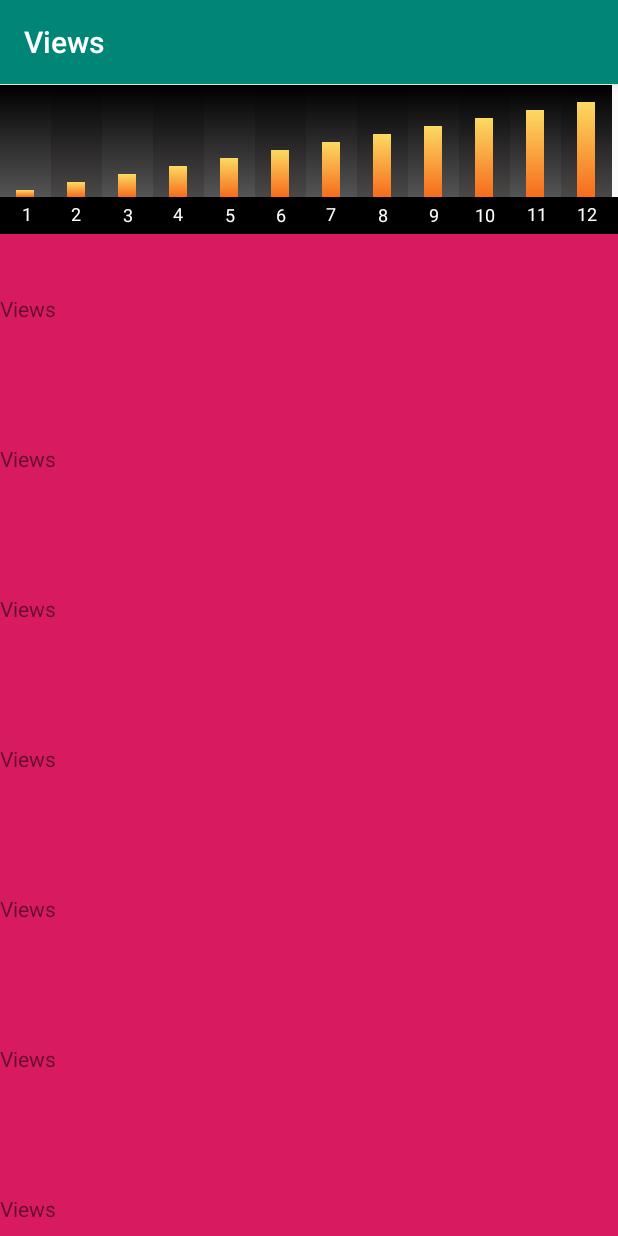
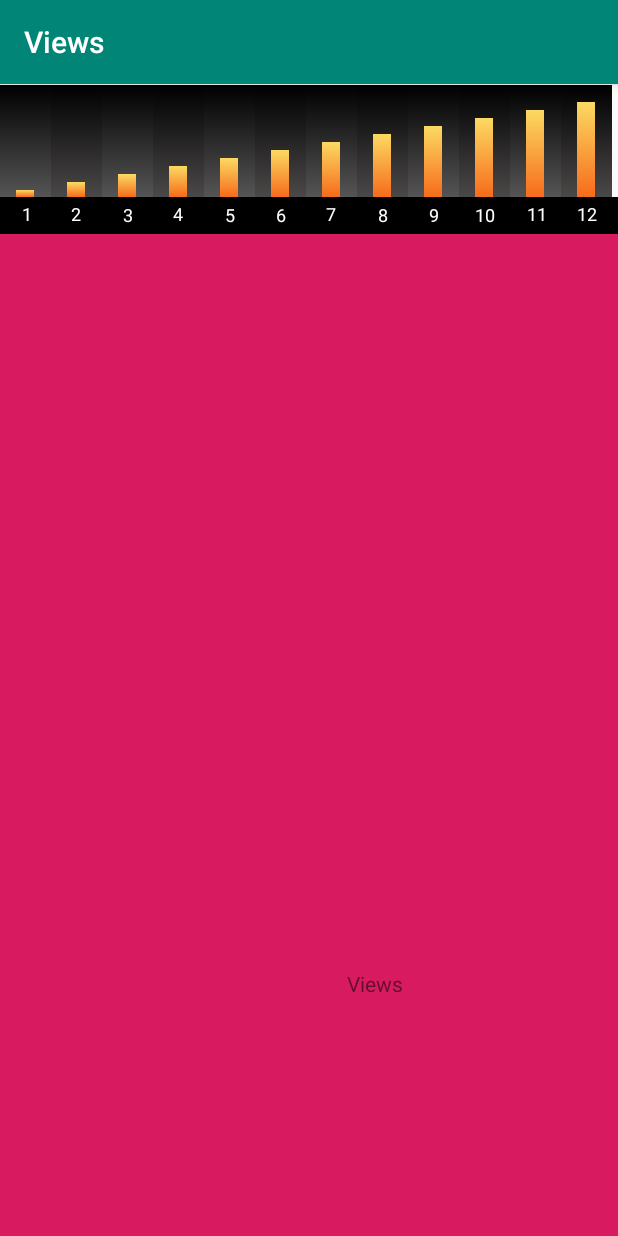
Before and after one commit to Tans5/MyViews, an Android app: the screen it shows after launch (MainActivity), on a phone screen of 412 x 824 dp. Run offline under Robolectric (Android 15) with nearby library versions, the phone set to English and light mode, and no system bars.

Commit message:
Modify GestureDetector.kt

```diff
--- a/app/src/main/res/layout/activity_main.xml
+++ b/app/src/main/res/layout/activity_main.xml
@@ -19,73 +19,12 @@
         android:layout_width="match_parent"
         android:layout_height="match_parent">
 
-        <LinearLayout
-            android:layout_width="wrap_content"
-            android:layout_height="wrap_content"
-            android:orientation="vertical"
-            android:background="@color/colorAccent">
-
-            <TextView
-                android:layout_width="500dp"
-                android:layout_height="100dp"
-                android:gravity="center_vertical"
-                android:text="@string/app_name"/>
-
-            <TextView
-                android:layout_width="500dp"
-                android:layout_height="100dp"
-                android:gravity="center_vertical"
-                android:text="@string/app_name"/>
-
-            <TextView
-                android:layout_width="500dp"
-                android:layout_height="100dp"
-                android:gravity="center_vertical"
-                android:text="@string/app_name"/>
-
-            <TextView
-                android:layout_width="500dp"
-                android:layout_height="100dp"
-                android:gravity="center_vertical"
-                android:text="@string/app_name"/>
-
-            <TextView
-                android:layout_width="500dp"
-                android:layout_height="100dp"
-                android:gravity="center_vertical"
-                android:text="@string/app_name"/>
-
-            <TextView
-                android:layout_width="500dp"
-                android:layout_height="100dp"
-                android:gravity="center_vertical"
-                android:text="@string/app_name"/>
-
-            <TextView
-                android:layout_width="500dp"
-                android:layout_height="100dp"
-                android:gravity="center_vertical"
-                android:text="@string/app_name"/>
-
-            <TextView
-                android:layout_width="500dp"
-                android:layout_height="100dp"
-                android:gravity="center_vertical"
-                android:text="@string/app_name"/>
-
-            <TextView
-                android:layout_width="500dp"
-                android:layout_height="100dp"
-                android:gravity="center_vertical"
-                android:text="@string/app_name"/>
-
-            <TextView
-                android:layout_width="500dp"
-                android:layout_height="100dp"
-                android:gravity="center_vertical"
-                android:text="@string/app_name"/>
-
-        </LinearLayout>
+        <TextView
+            android:layout_width="500dp"
+            android:layout_height="1000dp"
+            android:background="@color/colorAccent"
+            android:gravity="center"
+            android:text="@string/app_name" />
 
     </com.tans.views.FreeScrollView>
 
--- a/views/src/main/java/com/tans/views/FreeScrollView.kt
+++ b/views/src/main/java/com/tans/views/FreeScrollView.kt
@@ -2,6 +2,7 @@ package com.tans.views
 
 import android.annotation.SuppressLint
 import android.content.Context
+import android.os.Build
 import android.util.AttributeSet
 import android.view.MotionEvent
 import android.view.View
@@ -28,7 +29,7 @@ class FreeScrollView : FrameLayout {
     }
 
     private val flingListener: GestureFlingListener = { vX, vY ->
-        println("VX: $vX, VY: $vY")
+//        println("VX: $vX, VY: $vY")
 //        scroller.fling(
 //                scrollX, scrollY,
 //                vX.toInt(), vY.toInt(),
@@ -50,6 +51,11 @@ class FreeScrollView : FrameLayout {
     init {
         isClickable = true
         isFocusable = true
+//        if (Build.VERSION.SDK_INT >= Build.VERSION_CODES.M) {
+//            setOnScrollChangeListener { view, newX, newY, oldX, oldY ->
+//                println("NewX: $newX, NewY: $newY, OldX: $oldX, OldY: $oldY")
+//            }
+//        }
     }
 
     @SuppressLint("ClickableViewAccessibility")
@@ -102,8 +108,9 @@ class FreeScrollView : FrameLayout {
             parentHeightMeasureSpec: Int
     ) {
         if (child != null) {
-            val childWidthSpec = MeasureSpec.makeMeasureSpec(0, MeasureSpec.UNSPECIFIED)
-            val childHeightSpec = MeasureSpec.makeMeasureSpec(0, MeasureSpec.UNSPECIFIED)
+            val lp = child.layoutParams as MarginLayoutParams
+            val childWidthSpec = MeasureSpec.makeMeasureSpec(lp.width, MeasureSpec.UNSPECIFIED)
+            val childHeightSpec = MeasureSpec.makeMeasureSpec(lp.height, MeasureSpec.UNSPECIFIED)
             child.measure(childWidthSpec, childHeightSpec)
         }
     }
@@ -117,8 +124,8 @@ class FreeScrollView : FrameLayout {
     ) {
         if (child != null) {
             val lp = child.layoutParams as MarginLayoutParams
-            val childWidthSpec = MeasureSpec.makeMeasureSpec(lp.leftMargin + lp.bottomMargin, MeasureSpec.UNSPECIFIED)
-            val childHeightSpec = MeasureSpec.makeMeasureSpec(lp.leftMargin + lp.bottomMargin, MeasureSpec.UNSPECIFIED)
+            val childWidthSpec = MeasureSpec.makeMeasureSpec(lp.leftMargin + lp.bottomMargin + lp.width, MeasureSpec.EXACTLY)
+            val childHeightSpec = MeasureSpec.makeMeasureSpec(lp.leftMargin + lp.bottomMargin + lp.height, MeasureSpec.EXACTLY)
             child.measure(childWidthSpec, childHeightSpec)
         }
     }
@@ -154,6 +161,8 @@ class FreeScrollView : FrameLayout {
                 newScrollY
             }
         }
+
+        println("DX: $dX, scrolledX: $scrolledX, rangeX: $rangeX, dY: $dY, scrolledY: $scrolledY, rangeY: $rangeY, newFixedX: $newXFixed, newFixed: $newYFixed")
         scrollTo(newXFixed, newYFixed)
     }
 
--- a/views/src/main/java/com/tans/views/GestureDetector.kt
+++ b/views/src/main/java/com/tans/views/GestureDetector.kt
@@ -63,15 +63,15 @@ class GestureDetector(
             }
 
             MotionEvent.ACTION_MOVE -> {
-                val newX = event.getX(activeIndex)
-                val newY = event.getY(activeIndex)
+                val newX = event.getX(event.findPointerIndex(activeScrollId))
+                val newY = event.getY(event.findPointerIndex(activeScrollId))
                 if (gestureScrollListener != null) {
                     if (!isDragged) {
-                        val dX = newX - initX
-                        val dY = newY - initY
-                        handled = if ((dX.absoluteValue > touchSlop || dY.absoluteValue > touchSlop)) {
+                        val dIX = newX - initX
+                        val dIY = newY - initY
+                        handled = if ((dIX.absoluteValue > touchSlop || dIY.absoluteValue > touchSlop)) {
                             isDragged = true
-                            gestureScrollListener.invoke(dX, dY)
+                            gestureScrollListener.invoke(newX - lastX, newY - lastY)
                         } else {
                             false
                         }
```
